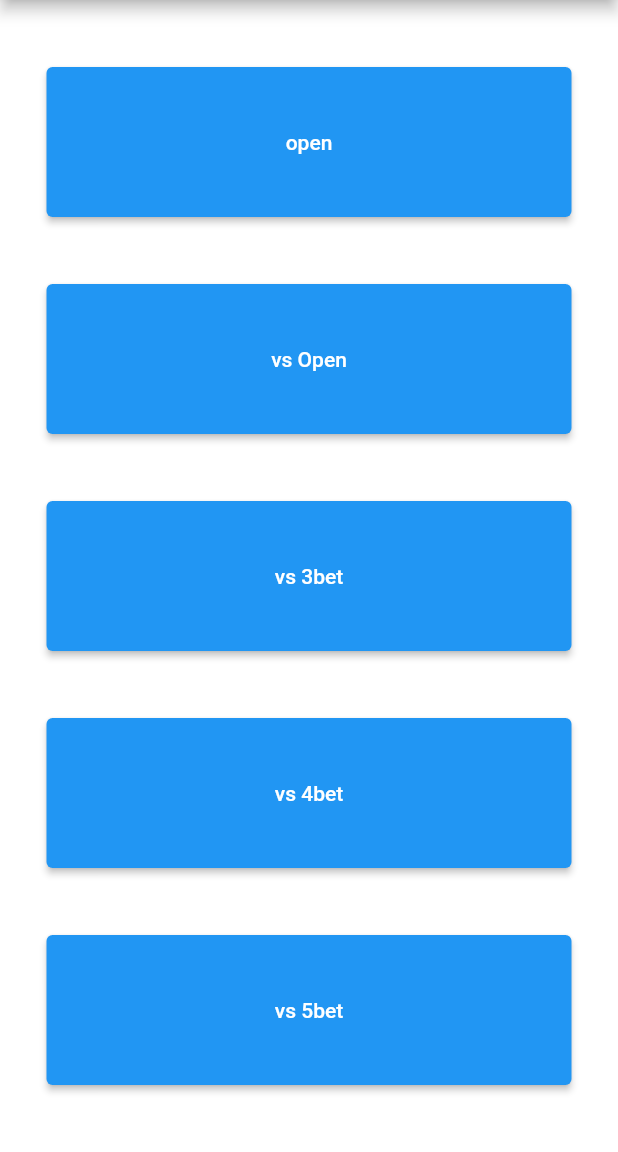
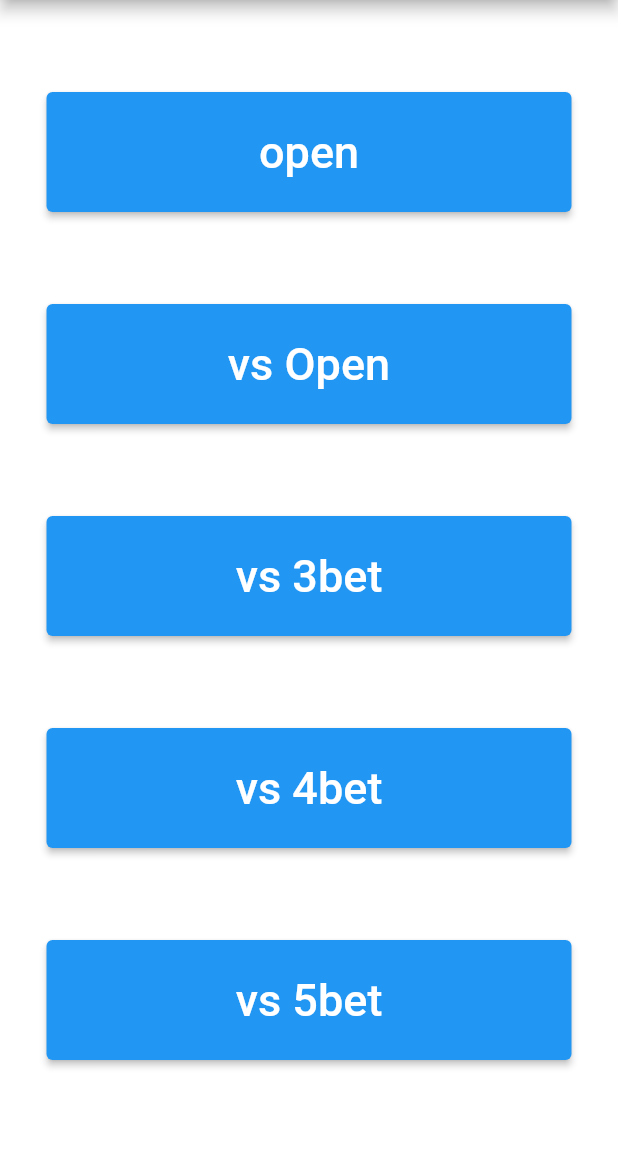
Before and after one commit to Hanatanisan/My_Preflop, a Flutter app: the screen it shows after launch, after a tap on "open", on a phone screen of 412 x 824 dp, the part 84-1236 px from its top. Run offline on Flutter 3.47's test engine with Material 2 defaults, Android fonts, the light colour scheme and no system bars.

Commit message:
elevatedの文字サイズの変更

```diff
--- a/lib/main.dart
+++ b/lib/main.dart
@@ -15,41 +15,56 @@ void main() {
             children: [
               SizedBox(
                 width: 350,
-                height: 100,
+                height: 80,
                 child: ElevatedButton(
-                  child: const Text("open"),
+                  child: const Text(
+                    "open",
+                    style: TextStyle(fontSize: 30),
+                  ),
                   onPressed: () {},
                 ),
               ),
               SizedBox(
                 width: 350,
-                height: 100,
+                height: 80,
                 child: ElevatedButton(
-                  child: const Text("vs Open"),
+                  child: const Text(
+                    "vs Open",
+                    style: TextStyle(fontSize: 30),
+                  ),
                   onPressed: () {},
                 ),
               ),
               SizedBox(
                 width: 350,
-                height: 100,
+                height: 80,
                 child: ElevatedButton(
-                  child: const Text("vs 3bet"),
+                  child: const Text(
+                    "vs 3bet",
+                    style: TextStyle(fontSize: 30),
+                  ),
                   onPressed: () {},
                 ),
               ),
               SizedBox(
                 width: 350,
-                height:100,
+                height: 80,
                 child: ElevatedButton(
-                  child: const Text("vs 4bet"),
+                  child: const Text(
+                    "vs 4bet",
+                    style: TextStyle(fontSize: 30),
+                  ),
                   onPressed: () {},
                 ),
               ),
               SizedBox(
                 width: 350,
-                height: 100,
+                height: 80,
                 child: ElevatedButton(
-                  child: const Text("vs 5bet"),
+                  child: const Text(
+                    "vs 5bet",
+                    style: TextStyle(fontSize: 30),
+                  ),
                   onPressed: () {},
                 ),
               ),
```
